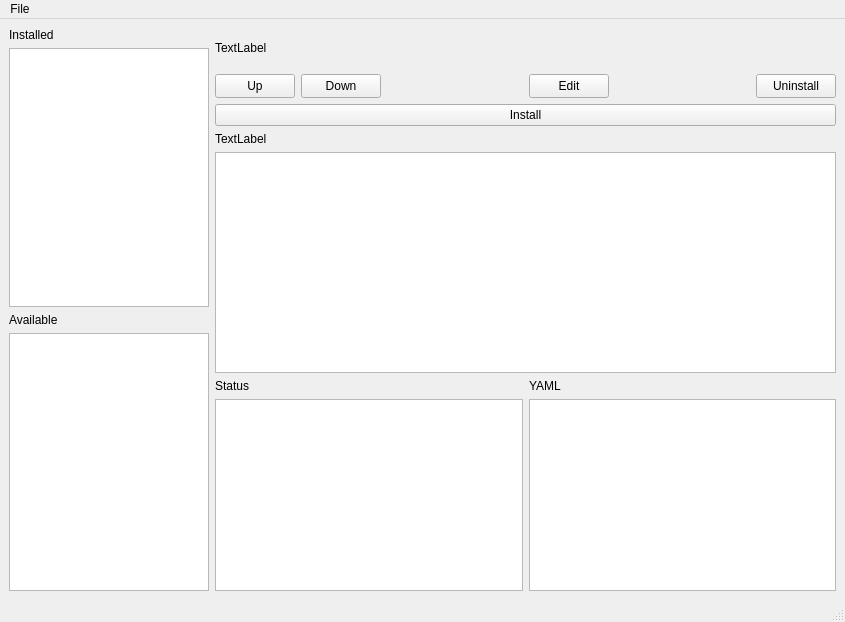
Old version of the form modules/docker/modulewindow_qt.ui in the repository armbian/configurator.
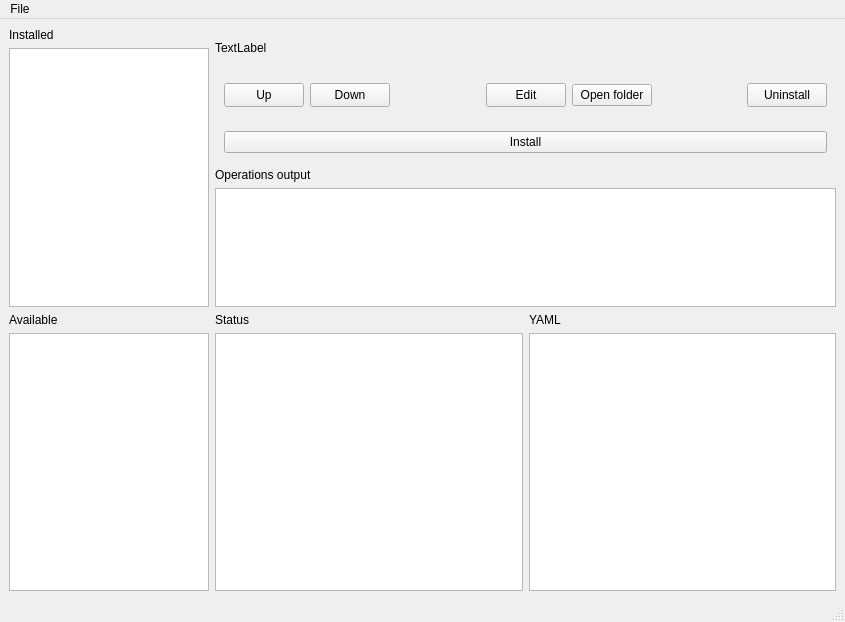
New version of the form.

Commit message:
docker: UI: Separate the configuration, ensure buttons are working
Almost there. Only a few things are remaining to make this UI,
a 'decent' base UI.

```diff
--- a/modules/docker/modulewindow_qt.ui
+++ b/modules/docker/modulewindow_qt.ui
@@ -93,8 +93,9 @@
        </widget>
       </item>
       <item>
-       <layout class="QVBoxLayout" name="verticalLayout_4" stretch="0,0,2,0">
+       <layout class="QVBoxLayout" name="verticalLayout_4" stretch="0,0,1,2">
         <item>
+         <widget class="QWidget" name="installedButtons" native="true">
          <layout class="QHBoxLayout" name="installedLayout">
           <item>
            <widget class="QPushButton" name="upButton">
@@ -172,6 +173,13 @@
             </property>
            </widget>
           </item>
+           <item>
+            <widget class="QPushButton" name="openFolderButton">
+             <property name="text">
+              <string>Open folder</string>
+             </property>
+            </widget>
+           </item>
           <item>
            <spacer name="horizontalSpacer">
             <property name="orientation">
@@ -208,8 +216,10 @@
            </widget>
           </item>
          </layout>
+         </widget>
         </item>
         <item>
+         <widget class="QWidget" name="notInstalledButtons" native="true">
          <layout class="QHBoxLayout" name="notInstalledLayout" stretch="0">
           <property name="sizeConstraint">
            <enum>QLayout::SetDefaultConstraint</enum>
@@ -237,18 +247,26 @@
            </widget>
           </item>
          </layout>
+         </widget>
         </item>
         <item>
          <layout class="QVBoxLayout" name="verticalLayout_3">
           <item>
            <widget class="QLabel" name="label">
             <property name="text">
-             <string>TextLabel</string>
+             <string>Operations output</string>
             </property>
            </widget>
           </item>
           <item>
-           <widget class="QTextBrowser" name="runLogsText"/>
+           <widget class="QTextBrowser" name="runLogsText">
+            <property name="maximumSize">
+             <size>
+              <width>16777215</width>
+              <height>400</height>
+             </size>
+            </property>
+           </widget>
           </item>
          </layout>
         </item>
```
Lines whose indentation alone changed are shown as unchanged. The commit also changes 3 other files.
